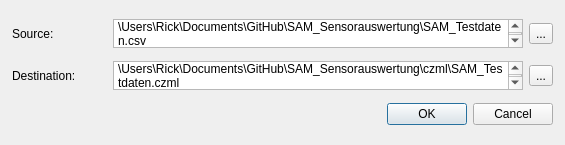
Before: the Qt Designer form addfile.ui in erikfalk/SAM_Sensorauswertung, drawn with Qt 5.
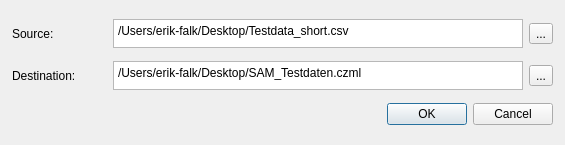
After: the same form once the commit is applied.

Commit message: added colormapping, refactored czmlWrite, bugfixing

What changed in the file:
```diff
--- a/addfile.ui
+++ b/addfile.ui
@@ -65,7 +65,7 @@
          </size>
         </property>
         <property name="plainText">
-         <string>C:\Users\Rick\Documents\GitHub\SAM_Sensorauswertung\SAM_Testdaten.csv</string>
+         <string>/Users/erik-falk/Desktop/Testdata_short.csv</string>
         </property>
        </widget>
       </item>
@@ -102,7 +102,7 @@
          </size>
         </property>
         <property name="plainText">
-         <string>C:\Users\Rick\Documents\GitHub\SAM_Sensorauswertung\czml\SAM_Testdaten.czml</string>
+         <string>/Users/erik-falk/Desktop/SAM_Testdaten.czml</string>
         </property>
        </widget>
       </item>
```
The commit also changes 6242 other files.
